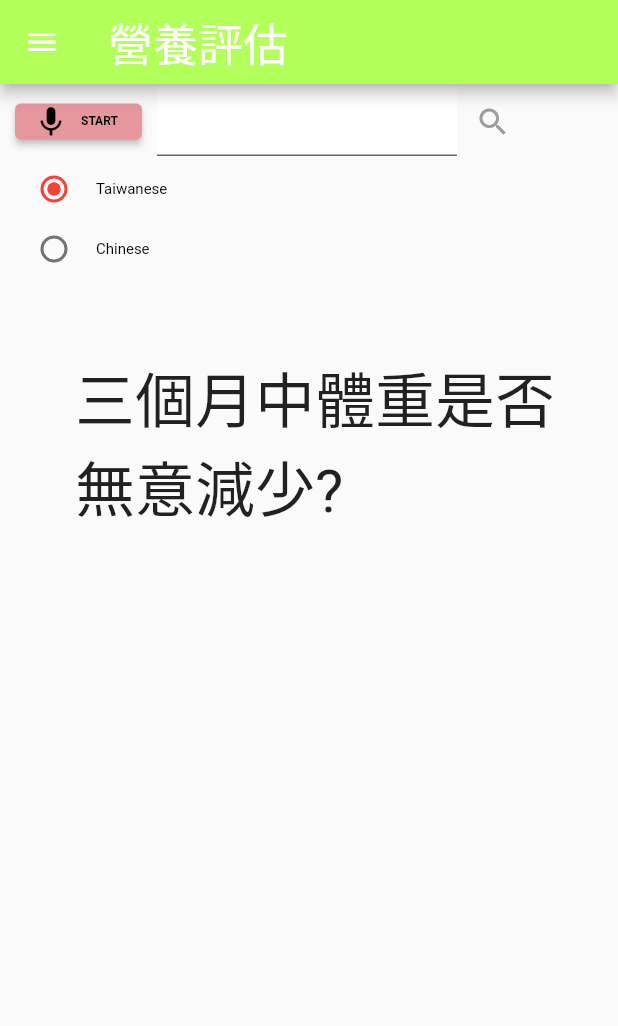
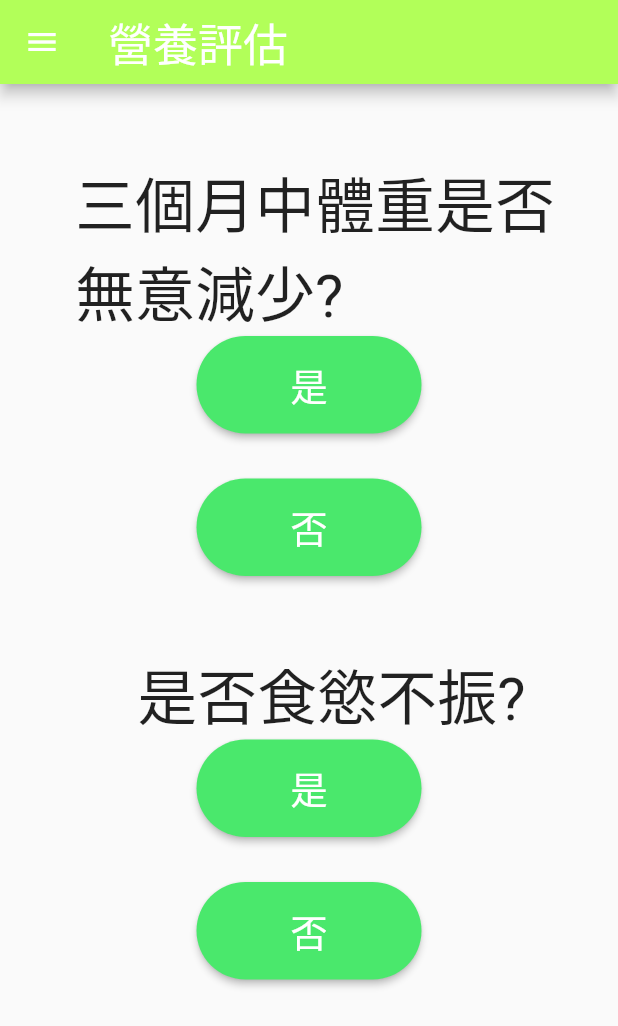
Before and after one commit to Hlunlun/ICOPE, a Flutter app: the Nutrition screen opened by its route, on a phone screen of 412 x 824 dp. Shown: the top 1026 px of the screen. Run offline on Flutter 3.47's test engine with Material 2 defaults, Android fonts, the phone set to English and light mode, and no system bars; our stand-ins replace flutter_dotenv, flutter_tts, permission_handler; missing offline and left inert: flutter_sound_lite, flutter_sound_web, sign_button.

Commit message:
Add files via upload

```diff
--- a/lib/screen/nutrition.dart
+++ b/lib/screen/nutrition.dart
@@ -1,8 +1,13 @@
 import 'package:flutter/material.dart';
+import '../record/flutter_tts.dart';
 import '../record/record.dart';
 
 //TODO : disabled -> once 3 months
-
+final TextEditingController nutriController=TextEditingController();
+final TextEditingController NOController=TextEditingController();
+Color cursorColor = Color(0xFF50D781);
+Color fillColor = Color(0xFFC2F6C5);
+Color loginBtnColor = Color(0xff4ae86c);
 class Nutrition extends StatefulWidget {
   const Nutrition({Key? key}) : super(key: key);
 
@@ -43,13 +48,132 @@ class _Nutrition extends State<Nutrition> {
         ),
         body:Column(
           children: [
-            Record(),
             SizedBox(height: 50,),
             Padding(
                 padding: EdgeInsets.fromLTRB(50, 0, 20, 0),
               child: Text('三個月中體重是否無意減少?',style: TextStyle(fontSize: 40),)
-            )
+            ),
+            Hero(
+              tag: "login_btn",
+
+              child: ElevatedButton(
+                style: ButtonStyle(
+                  fixedSize: MaterialStateProperty.all(const Size(150,65.0)),
+                  shape: MaterialStateProperty.all(RoundedRectangleBorder(borderRadius:BorderRadius.circular(60))),
+                  backgroundColor: MaterialStateProperty.all(loginBtnColor),
+                ),
+                onPressed: (){
+                    showDialog<String>(
+                      context: context,
+                      builder: (context) {
+                        return AlertDialog(
+                          content:
+                          Text('異常, 請前往鄰近醫院進行進一步檢查!!!'),
+                        );
+                      },
+                    );
+                },
+                child: const Text('是',style: TextStyle(
+                    fontWeight: FontWeight.w100,
+                    color: Colors.white,
+                    fontSize: 25
+                ),
+                ),
+              ),
+            ),
+            const SizedBox(height: 30),
+            Hero(
+              tag: "login_btn",
+              child: ElevatedButton(
+                style: ButtonStyle(
+                  fixedSize: MaterialStateProperty.all(const Size(150,65.0)),
+                  shape: MaterialStateProperty.all(RoundedRectangleBorder(borderRadius:BorderRadius.circular(60))),
+                  backgroundColor: MaterialStateProperty.all(loginBtnColor),
+                ),
+                onPressed: (){
+                  showDialog<String>(
+                    context: context,
+                    builder: (context) {
+                      return AlertDialog(
+                        content:
+                        Text('無異常!繼續保持!!!'),
+                      );
+                    },
+                  );
+                },
+                child: const Text('否',style: TextStyle(
+                    fontWeight: FontWeight.w100,
+                    color: Colors.white,
+                    fontSize: 25
+                ),
+                ),
+              ),
+            ),
+
+            SizedBox(height: 50,),
+            Padding(
+                padding: EdgeInsets.fromLTRB(50, 0, 20, 0),
+                child: Text('是否食慾不振?',style: TextStyle(fontSize: 40),)
+            ),
+            Hero(
+              tag: "login_btn",
+
+              child: ElevatedButton(
+                style: ButtonStyle(
+                  fixedSize: MaterialStateProperty.all(const Size(150,65.0)),
+                  shape: MaterialStateProperty.all(RoundedRectangleBorder(borderRadius:BorderRadius.circular(60))),
+                  backgroundColor: MaterialStateProperty.all(loginBtnColor),
+                ),
+                onPressed: (){
+                  showDialog<String>(
+                    context: context,
+                    builder: (context) {
+                      return AlertDialog(
+                        content:
+                        Text('異常, 請前往鄰近醫院進行進一步檢查!!!'),
+                      );
+                    },
+                  );
+                },
+                child: const Text('是',style: TextStyle(
+                    fontWeight: FontWeight.w100,
+                    color: Colors.white,
+                    fontSize: 25
+                ),
+                ),
+              ),
+            ),
+            const SizedBox(height: 30),
+            Hero(
+              tag: "login_btn",
+              child: ElevatedButton(
+                style: ButtonStyle(
+                  fixedSize: MaterialStateProperty.all(const Size(150,65.0)),
+                  shape: MaterialStateProperty.all(RoundedRectangleBorder(borderRadius:BorderRadius.circular(60))),
+                  backgroundColor: MaterialStateProperty.all(loginBtnColor),
+                ),
+                onPressed: (){
+                  showDialog<String>(
+                    context: context,
+                    builder: (context) {
+                      return AlertDialog(
+                        content:
+                        Text('無異常!繼續保持!!!'),
+                      );
+                    },
+                  );
+                },
+                child: const Text('否',style: TextStyle(
+                    fontWeight: FontWeight.w100,
+                    color: Colors.white,
+                    fontSize: 25
+                ),
+                ),
+              ),
+            ),
+
           ],
+
         )
     );
 
```
